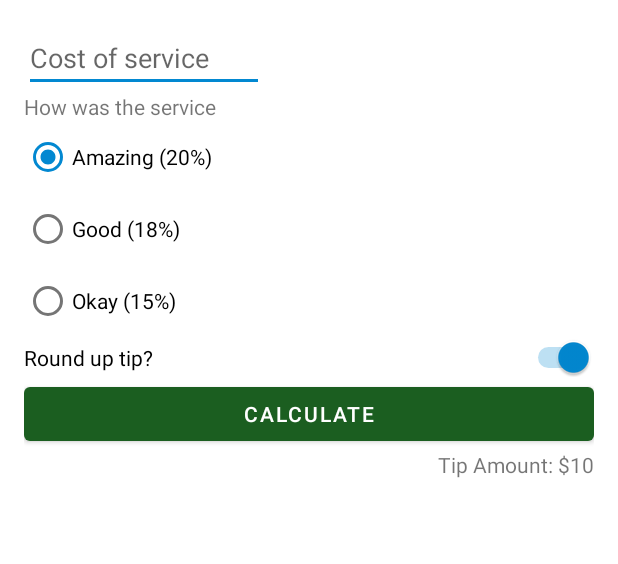
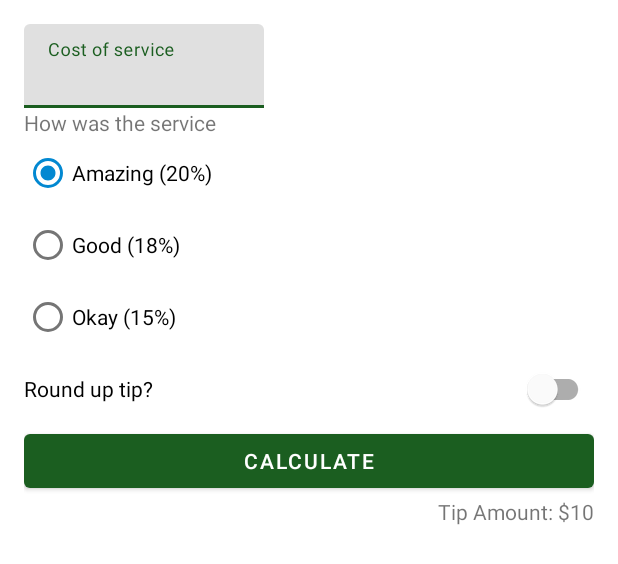
Before and after one commit to Ro-JA/TipTime, an Android app: the layout activity_main.xml on its own in the app's theme, with its tools: preview values and no code run, on a phone screen of 412 x 824 dp. Shown: the top 564 px of the screen. Run offline under Robolectric (Android 15) with nearby library versions, the phone set to English and light mode, and no system bars.

Commit message:
add lib material edittext and switch

```diff
--- a/app/build.gradle
+++ b/app/build.gradle
@@ -45,4 +45,5 @@ dependencies {
     testImplementation 'junit:junit:4.13.2'
     androidTestImplementation 'androidx.test.ext:junit:1.1.4'
     androidTestImplementation 'androidx.test.espresso:espresso-core:3.5.0'
+    implementation 'com.google.android.material:material:1.7.0'
 }
--- a/app/src/main/java/com/example/android/tiptime/MainActivity.kt
+++ b/app/src/main/java/com/example/android/tiptime/MainActivity.kt
@@ -18,7 +18,7 @@ class MainActivity : AppCompatActivity() {
     }
 
     private fun calculateTip() {
-        val stringInTextField = binding.costOfService.text.toString()
+        val stringInTextField = binding.costOfServiceEditText.text.toString()
         val cost = stringInTextField.toDoubleOrNull()
         if (cost == null || cost == 0.0) {
             displayTip(0.0)
--- a/app/src/main/res/layout/activity_main.xml
+++ b/app/src/main/res/layout/activity_main.xml
@@ -7,14 +7,23 @@
     android:padding="16dp"
     tools:context=".MainActivity">
 
-    <EditText
+
+    <com.google.android.material.textfield.TextInputLayout
         android:id="@+id/cost_of_service"
         android:layout_width="160dp"
         android:layout_height="wrap_content"
         android:hint="@string/cost_of_service"
-        android:inputType="numberDecimal"
         app:layout_constraintStart_toStartOf="parent"
-        app:layout_constraintTop_toTopOf="parent" />
+        app:layout_constraintTop_toTopOf="parent">
+
+        <com.google.android.material.textfield.TextInputEditText
+            android:id="@+id/cost_of_service_edit_text"
+            android:layout_width="match_parent"
+            android:layout_height="wrap_content"
+            android:inputType="numberDecimal" />
+
+    </com.google.android.material.textfield.TextInputLayout>
+
 
     <TextView
         android:id="@+id/service_question"
@@ -52,15 +61,14 @@
             android:text="@string/ok_service" />
     </RadioGroup>
 
-    <Switch
-        android:id="@+id/round_up_switch"
-        android:layout_width="0dp"
-        android:layout_height="wrap_content"
-        android:checked="true"
-        android:text="@string/round_up_tip"
-        app:layout_constraintEnd_toEndOf="parent"
-        app:layout_constraintStart_toStartOf="@id/tip_options"
-        app:layout_constraintTop_toBottomOf="@+id/tip_options" />
+ <com.google.android.material.switchmaterial.SwitchMaterial
+     android:id="@+id/round_up_switch"
+     android:layout_width="0dp"
+     android:layout_height="wrap_content"
+     app:layout_constraintEnd_toEndOf="parent"
+     app:layout_constraintStart_toStartOf="parent"
+     android:text="@string/round_up_tip"
+     app:layout_constraintTop_toBottomOf="@+id/tip_options"/>
 
     <Button
         android:id="@+id/calculate_button"
```
